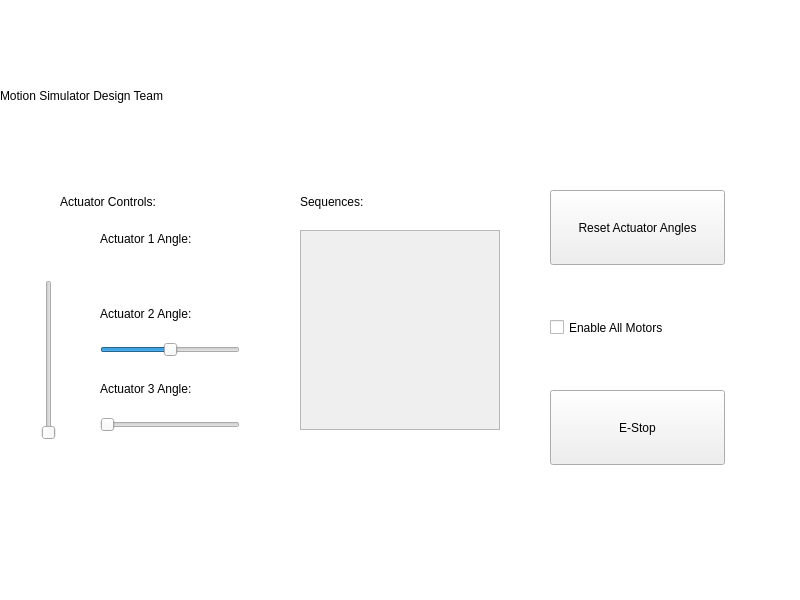
Above: src/form.ui from EAOZONE/MotionSimRepo before the change. Below: the same form after it.
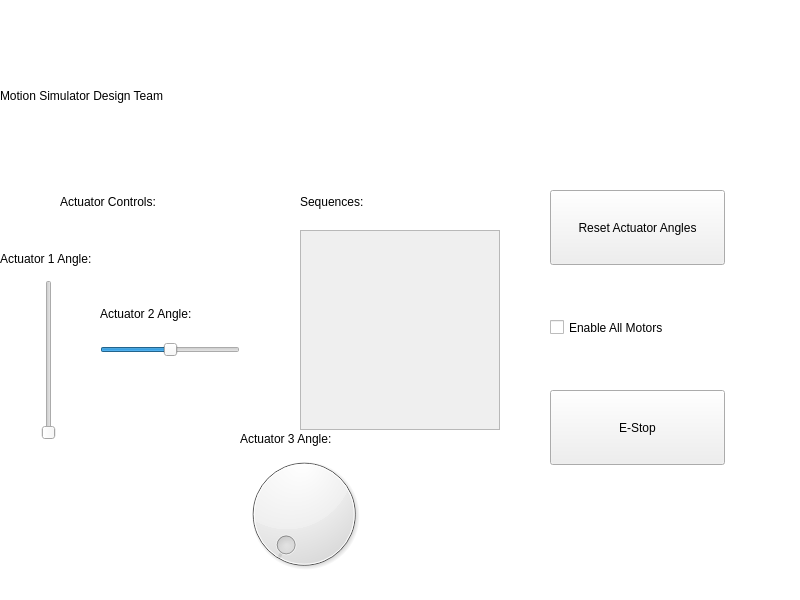
That is the form after the change.

What changed in the file:
```diff
--- a/src/form.ui
+++ b/src/form.ui
@@ -61,8 +61,8 @@
   <widget class="QLabel" name="labelAct1">
    <property name="geometry">
     <rect>
-     <x>100</x>
-     <y>230</y>
+     <x>0</x>
+     <y>250</y>
      <width>180</width>
      <height>18</height>
     </rect>
@@ -106,8 +106,8 @@
   <widget class="QLabel" name="labelAct3">
    <property name="geometry">
     <rect>
-     <x>100</x>
-     <y>380</y>
+     <x>240</x>
+     <y>430</y>
      <width>180</width>
      <height>18</height>
     </rect>
@@ -116,25 +116,6 @@
     <string>Actuator 3 Angle:</string>
    </property>
   </widget>
-  <widget class="QSlider" name="angle3">
-   <property name="geometry">
-    <rect>
-     <x>100</x>
-     <y>400</y>
-     <width>140</width>
-     <height>50</height>
-    </rect>
-   </property>
-   <property name="minimum">
-    <number>0</number>
-   </property>
-   <property name="maximum">
-    <number>180</number>
-   </property>
-   <property name="orientation">
-    <enum>Qt::Orientation::Horizontal</enum>
-   </property>
-  </widget>
   <widget class="QScrollArea" name="scrollArea">
    <property name="geometry">
     <rect>
@@ -237,6 +218,19 @@
     <enum>Qt::Orientation::Vertical</enum>
    </property>
   </widget>
+  <widget class="QDial" name="angle3">
+   <property name="geometry">
+    <rect>
+     <x>240</x>
+     <y>450</y>
+     <width>128</width>
+     <height>128</height>
+    </rect>
+   </property>
+   <property name="maximum">
+    <number>180</number>
+   </property>
+  </widget>
  </widget>
  <resources/>
  <connections/>
```
